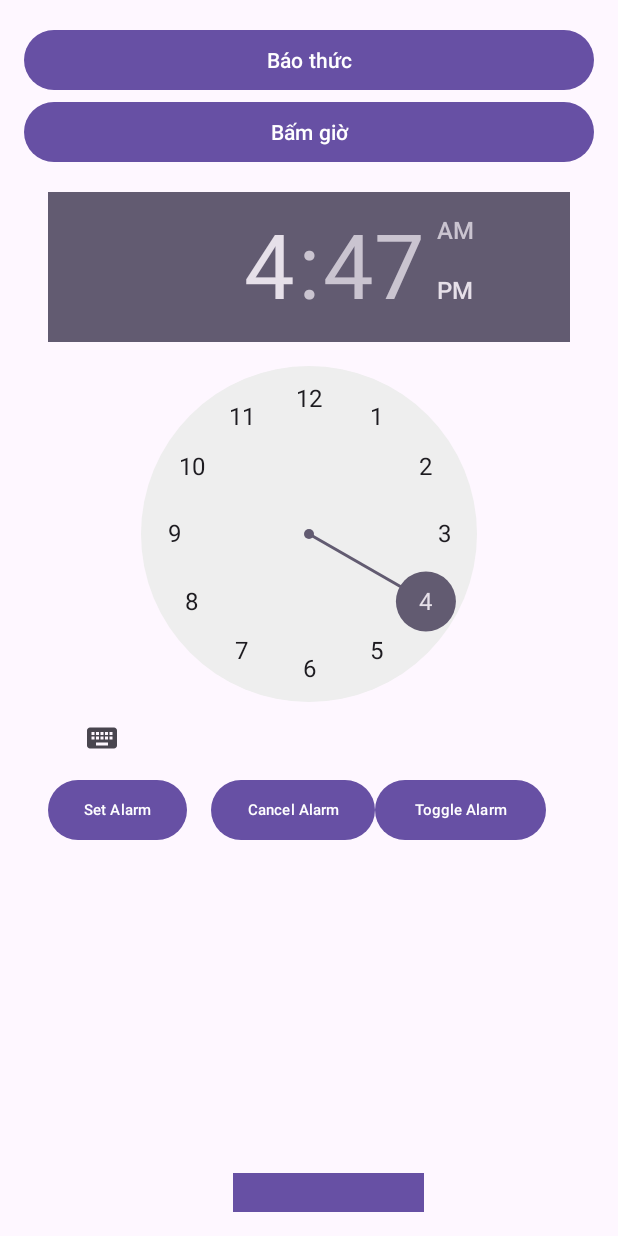
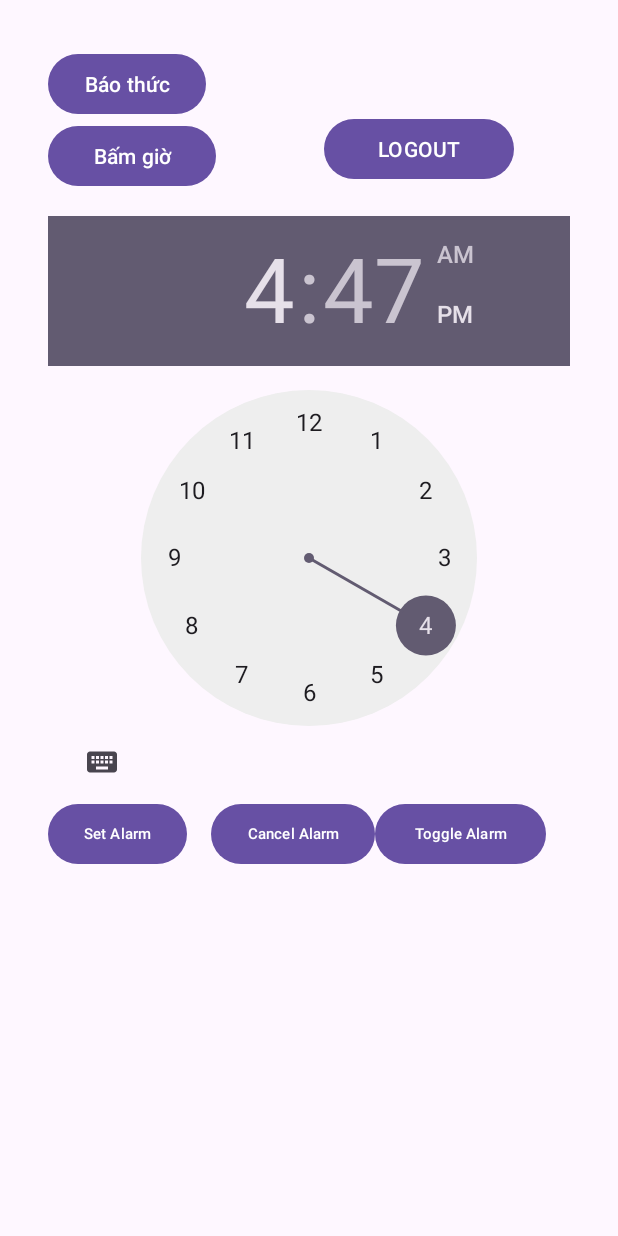
Before and after one commit to MeGaOne47/AppAlarm, an Android app: the screen it shows after launch once a user with an empty profile is signed in (MainActivity), on a phone screen of 412 x 824 dp. Run offline under Robolectric (Android 15) with nearby library versions, the phone set to English and light mode, and no system bars; our stand-ins replace Firebase (no records; nobody signed in at launch, a user with empty details on screens opened directly).

Commit message:
edit main activity interface

```diff
--- a/app/src/main/res/layout/activity_main.xml
+++ b/app/src/main/res/layout/activity_main.xml
@@ -9,45 +9,50 @@
 
     <TextView
         android:id="@+id/user_details"
-        android:layout_width="382dp"
-        android:layout_height="22dp"
-        android:layout_below="@id/fragmentContainer"
-        android:layout_alignParentStart="true"
+        android:layout_width="191dp"
+        android:layout_height="34dp"
+        android:layout_alignParentTop="true"
         android:layout_alignParentEnd="true"
-        android:layout_marginStart="67dp"
-        android:layout_marginTop="11dp"
-        android:layout_marginEnd="66dp"
-        android:text="Hello World!" />
+        android:layout_marginStart="51dp"
+        android:layout_marginTop="20dp"
+        android:layout_marginEnd="46dp"
+        android:layout_toEndOf="@+id/btnAlarm"
+        android:text="Hello World!"
+        android:textAlignment="center" />
 
     <Button
         android:id="@+id/logout"
-        android:layout_width="143dp"
-        android:layout_height="60dp"
+        android:layout_width="154dp"
+        android:layout_height="wrap_content"
         android:layout_below="@id/user_details"
-        android:layout_alignParentStart="true"
         android:layout_alignParentEnd="true"
-        android:layout_alignParentBottom="true"
-        android:layout_marginStart="139dp"
-        android:layout_marginTop="485dp"
-        android:layout_marginEnd="113dp"
-        android:layout_marginBottom="26dp"
+        android:layout_marginStart="72dp"
+        android:layout_marginTop="5dp"
+        android:layout_marginEnd="53dp"
+        android:layout_toEndOf="@+id/btnTimer"
         android:text="@string/logout" />
 
     <Button
         android:id="@+id/btnAlarm"
-        android:layout_width="match_parent"
+        android:layout_width="wrap_content"
         android:layout_height="wrap_content"
-        android:text="Báo thức"
-        android:onClick="onAlarmButtonClick" />
+        android:layout_alignParentStart="true"
+        android:layout_alignParentTop="true"
+        android:layout_marginStart="16dp"
+        android:layout_marginTop="16dp"
+        android:onClick="onAlarmButtonClick"
+        android:text="Báo thức" />
 
     <!-- Button to switch to Timer Fragment -->
     <Button
         android:id="@+id/btnTimer"
-        android:layout_width="match_parent"
+        android:layout_width="112dp"
         android:layout_height="wrap_content"
         android:layout_below="@id/btnAlarm"
-        android:text="Bấm giờ"
-        android:onClick="onTimerButtonClick" />
+        android:layout_alignParentStart="true"
+        android:layout_marginStart="16dp"
+        android:onClick="onTimerButtonClick"
+        android:text="Bấm giờ" />
 
     <!-- Fragment Container -->
     <FrameLayout
```
